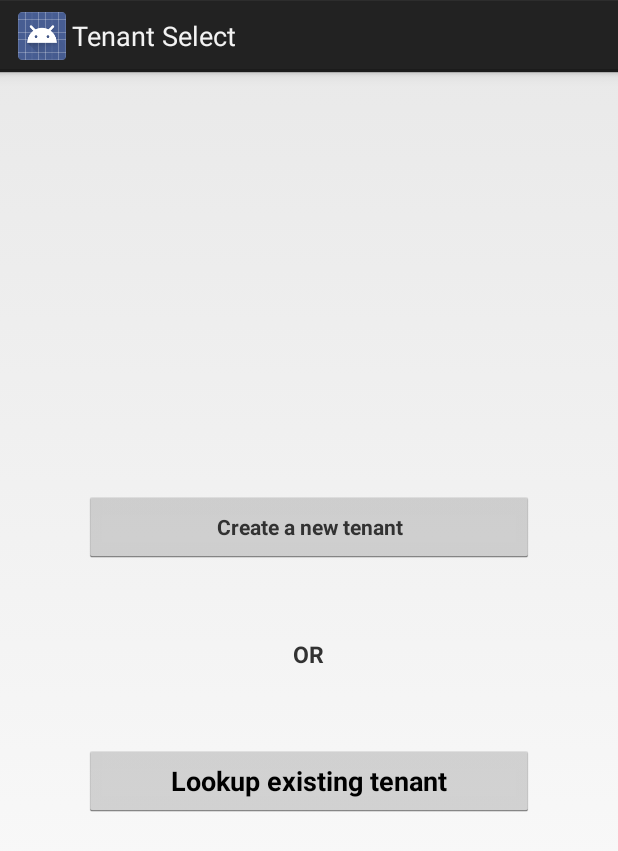
After one commit to mike3215/Mobile-App, an Android app: the TenantSelectActivity screen opened directly, with no data from a screen before it, on a phone screen of 412 x 824 dp. The commit adds this screen. Shown: the top 851 px of the screen. Run offline under Robolectric (Android 15) with nearby library versions, the phone set to English and light mode, and no system bars.

Commit message:
Added basic tenant select activity. Buttons not hooked up yet.

```diff
--- a/SiteLinkMobileRestarted/app/src/main/AndroidManifest.xml
+++ b/SiteLinkMobileRestarted/app/src/main/AndroidManifest.xml
@@ -19,6 +19,11 @@
                 <category android:name="android.intent.category.LAUNCHER" />
             </intent-filter>
         </activity>
+
+        <activity
+            android:name=".TenantSelectActivity"
+            android:label="@string/activity_tenantselect">
+        </activity>
     </application>
 
 
--- a/SiteLinkMobileRestarted/app/src/main/java/citruscups/com/sitelinkmobile/LoginActivity.java
+++ b/SiteLinkMobileRestarted/app/src/main/java/citruscups/com/sitelinkmobile/LoginActivity.java
@@ -7,7 +7,6 @@ import android.app.Activity;
 import android.app.LoaderManager.LoaderCallbacks;
 import android.content.Loader;
 import android.database.Cursor;
-import android.net.http.AndroidHttpClient;
 import android.os.AsyncTask;
 import android.os.Build;
 import android.os.Bundle;
@@ -23,8 +22,6 @@ import android.widget.EditText;
 import android.widget.TextView;
 
 import org.ksoap2.SoapEnvelope;
-import org.ksoap2.SoapFault;
-import org.ksoap2.serialization.PropertyInfo;
 import org.ksoap2.serialization.SoapObject;
 import org.ksoap2.serialization.SoapSerializationEnvelope;
 import org.ksoap2.transport.HttpTransportSE;
@@ -318,7 +315,16 @@ public class LoginActivity extends Activity implements LoaderCallbacks<Cursor> {
             showProgress(false);
 
             if(success) {
-                //finish();
+                // Uncomment this block when the web service actually works.
+                /*
+                // Create an Intent to take us over to a new TenantSelectActivity
+                Intent tenantSelectActivity = new Intent(getParent(), TenantSelectActivity.class);
+
+                // TODO: pack away the data from the SiteInformation call
+                //tenantSelectActivity.putExtra()
+
+                startActivity(tenantSelectActivity);
+                */
             } else {
                 mPasswordView.setError(getString(R.string.error_incorrect_password));
                 mPasswordView.requestFocus();
--- /dev/null
+++ b/SiteLinkMobileRestarted/app/src/main/java/citruscups/com/sitelinkmobile/TenantSelectActivity.java
@@ -0,0 +1,20 @@
+package citruscups.com.sitelinkmobile;
+
+import android.app.Activity;
+import android.os.Bundle;
+import android.widget.Button;
+
+public class TenantSelectActivity extends Activity {
+
+    @Override
+    protected void onCreate(Bundle savedInstanceState) {
+        super.onCreate(savedInstanceState);
+
+        // Tell the activity which XML layout is right
+        setContentView(R.layout.activity_tenantselect);
+
+        // Access the Buttons from XML
+        Button buttonNewTenant = (Button) findViewById(R.id.newTenant);
+        Button buttonLookupTenant = (Button) findViewById(R.id.lookupTenant);
+    }
+}
--- /dev/null
+++ b/SiteLinkMobileRestarted/app/src/main/res/layout/activity_tenantselect.xml
@@ -0,0 +1,62 @@
+<?xml version="1.0" encoding="utf-8"?>
+
+<LinearLayout xmlns:android="http://schemas.android.com/apk/res/android"
+    android:layout_width="match_parent"
+    android:layout_height="match_parent"
+    android:paddingLeft="@dimen/activity_horizontal_margin"
+    android:paddingRight="@dimen/activity_horizontal_margin"
+    android:paddingTop="@dimen/activity_vertical_margin"
+    android:paddingBottom="@dimen/activity_vertical_margin"
+    android:gravity="center_horizontal"
+    android:orientation="vertical">
+
+    <ScrollView
+        android:id="@+id/tenantSelect_form"
+        android:layout_width="match_parent"
+        android:layout_height="match_parent">
+
+        <LinearLayout
+            android:id="@+id/tenantSelect_buttons"
+            android:layout_width="match_parent"
+            android:layout_height="wrap_content"
+            android:orientation="vertical"
+            android:layout_gravity="center">
+
+            <Button
+                android:id="@+id/newTenant"
+                style="?android:textAppearanceSmall"
+                android:layout_width="300dp"
+                android:layout_height="wrap_content"
+                android:layout_marginTop="16dp"
+                android:layout_gravity="center_horizontal"
+                android:text="@string/action_newTenant"
+                android:textStyle="bold"/>
+
+            <TextView
+                android:id="@+id/text_or"
+                android:layout_width="wrap_content"
+                android:layout_height="wrap_content"
+                android:layout_marginTop="50dp"
+                android:layout_gravity="center"
+                android:text="@string/label_or"
+                android:textAllCaps="true"
+                android:textStyle="bold"
+                android:textSize="15sp"/>
+
+            <!--style="?android:textAppearanceSmall" -->
+            <Button
+                android:id="@+id/lookupTenant"
+                android:layout_width="300dp"
+                android:layout_height="wrap_content"
+                android:layout_marginTop="50dp"
+                android:layout_gravity="center_horizontal"
+                android:layout_marginBottom="16dp"
+                android:text="@string/action_lookupTenant"
+                android:textStyle="bold"
+                />
+
+
+        </LinearLayout>
+    </ScrollView>
+
+</LinearLayout>
--- a/SiteLinkMobileRestarted/app/src/main/res/values/strings.xml
+++ b/SiteLinkMobileRestarted/app/src/main/res/values/strings.xml
@@ -3,5 +3,6 @@
 
     <string name="app_name">SiteLink Mobile</string>
     <string name="action_settings">Settings</string>
+    <string name="activity_tenantselect">Tenant Select</string>
 
 </resources>
--- /dev/null
+++ b/SiteLinkMobileRestarted/app/src/main/res/values/strings_activity_tenantselect.xml
@@ -0,0 +1,8 @@
+<?xml version="1.0" encoding="utf-8"?>
+<resources>
+
+    <string name="action_newTenant">Create a new tenant</string>
+    <string name="action_lookupTenant">Lookup existing tenant</string>
+
+    <string name="label_or">Or</string>
+</resources>
```
